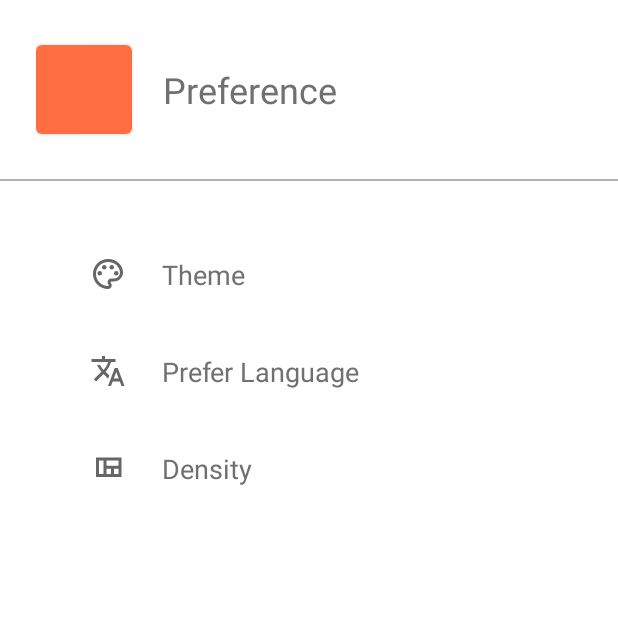
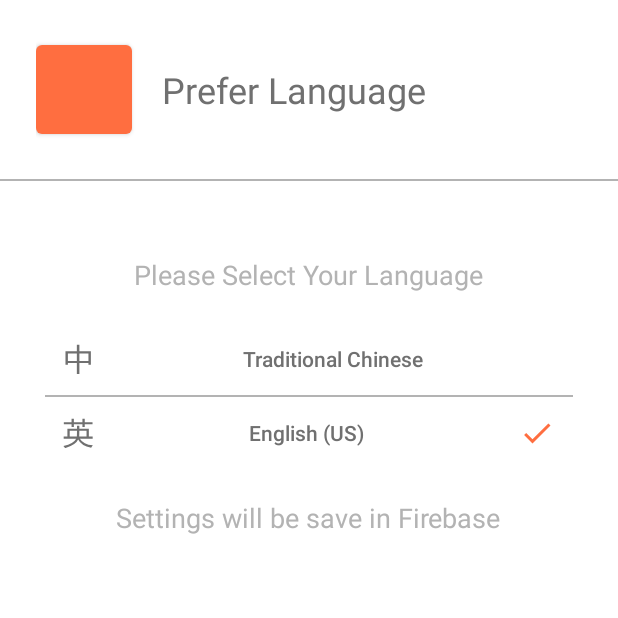
Before and after one commit to axuy312/wikiCFP_APP, an Android app: the Activity_Setting_Preference screen opened directly, with no data from a screen before it, after a tap on "Prefer Language", on a phone screen of 412 x 824 dp, the top half of it. Run offline under Robolectric (Android 15) with nearby library versions, the phone set to English and light mode, and no system bars; our stand-ins replace Firebase (no records; nobody signed in at launch, a user with empty details on screens opened directly); libraries missing offline, so code that uses them is left out: at.markushi.ui; plain views replace CircleButton; 4 statements that could not run were skipped.

Commit message:
ADSF 12/15 18:20 Commit

```diff
--- a/app/src/main/AndroidManifest.xml
+++ b/app/src/main/AndroidManifest.xml
@@ -15,7 +15,8 @@
         android:supportsRtl="true"
         android:theme="@style/Theme.Conference_Infinity"
         android:usesCleartextTraffic="true">
-        <activity android:name=".Activity_Setting_Theme"></activity>
+        <activity android:name=".Activity_Setting_Language"></activity>
+        <activity android:name=".Activity_Setting_Theme" />
 
         <meta-data
             android:name="com.google.android.geo.API_KEY"
--- /dev/null
+++ b/app/src/main/java/com/example/conference_infinity/Activity_Setting_Language.java
@@ -0,0 +1,131 @@
+package com.example.conference_infinity;
+
+import androidx.annotation.NonNull;
+import androidx.appcompat.app.AppCompatActivity;
+import androidx.appcompat.widget.AppCompatButton;
+
+import android.content.Context;
+import android.content.SharedPreferences;
+import android.os.Bundle;
+import android.util.Log;
+import android.view.View;
+import android.widget.Button;
+
+import com.google.android.gms.tasks.OnFailureListener;
+import com.google.android.gms.tasks.OnSuccessListener;
+import com.google.firebase.firestore.FirebaseFirestore;
+
+import at.markushi.ui.CircleButton;
+
+public class Activity_Setting_Language extends AppCompatActivity {
+    private AppCompatButton Language_ZH, Language_EN;
+    private CircleButton back_btn;
+    GlobalVariable user;
+    boolean change = false;
+
+    @Override
+    protected void onCreate(Bundle savedInstanceState) {
+        super.onCreate(savedInstanceState);
+        setContentView(R.layout.activity_setting_language);
+
+        Language_EN = findViewById(R.id.setting_language_en_us);
+        Language_ZH = findViewById(R.id.setting_language_zh_tw);
+        back_btn = findViewById(R.id.setting_language_back_btn);
+
+        user = (GlobalVariable) getApplicationContext();
+
+        setLanguage();
+
+        back_btn.setOnClickListener(new View.OnClickListener() {
+            @Override
+            public void onClick(View v) {
+                finish();
+            }
+        });
+
+        Language_EN.setOnClickListener(new View.OnClickListener() {
+            @Override
+            public void onClick(View v) {
+                user.preferLangCode = user.Language[1];
+                setLanguage();
+                change = true;
+                //((RegisterActivity) getActivity()).setViewPager(new States().getFragmentNum(States.STATE_THEME));
+            }
+        });
+
+        Language_ZH.setOnClickListener(new View.OnClickListener() {
+            @Override
+            public void onClick(View v) {
+                user.preferLangCode = user.Language[0];
+                setLanguage();
+                change = true;
+                //((RegisterActivity) getActivity()).setViewPager(new States().getFragmentNum(States.STATE_THEME));
+            }
+        });
+
+    }
+
+    private void setLanguage()
+    {
+        if(user.preferLangCode.equals(user.Language[1]))
+        {
+            Language_EN.setCompoundDrawablesWithIntrinsicBounds(getResources().getDrawable(R.drawable.ic_en_us), null, getResources().getDrawable(R.drawable.ic_done), null);
+            Language_ZH.setCompoundDrawablesWithIntrinsicBounds(getResources().getDrawable(R.drawable.ic_zh_tw), null, null, null);
+        }
+        else if(user.preferLangCode.equals(user.Language[0]))
+        {
+            Language_EN.setCompoundDrawablesWithIntrinsicBounds(getResources().getDrawable(R.drawable.ic_en_us), null, null, null);
+            Language_ZH.setCompoundDrawablesWithIntrinsicBounds(getResources().getDrawable(R.drawable.ic_zh_tw), null, getResources().getDrawable(R.drawable.ic_done), null);
+        }
+    }
+
+    void UploadPrefer(boolean theme, boolean lang) {
+
+        FirebaseFirestore db = FirebaseFirestore.getInstance();
+        // Create a new user with a first and last name
+        if (theme) {
+            db.collection("Preference")
+                    .document(user.userEmail)
+                    .update("Theme", user.preferThemeCode)
+                    .addOnSuccessListener(new OnSuccessListener<Void>() {
+                        @Override
+                        public void onSuccess(Void aVoid) {
+
+                        }
+                    })
+                    .addOnFailureListener(new OnFailureListener() {
+                        @Override
+                        public void onFailure(@NonNull Exception e) {
+                            Log.w("TAG", "Error writing document", e);
+                        }
+                    });
+        }
+        if (lang) {
+            db.collection("Preference")
+                    .document(user.userEmail)
+                    .update("Language", user.preferThemeCode)
+                    .addOnSuccessListener(new OnSuccessListener<Void>() {
+                        @Override
+                        public void onSuccess(Void aVoid) {
+
+                        }
+                    })
+                    .addOnFailureListener(new OnFailureListener() {
+                        @Override
+                        public void onFailure(@NonNull Exception e) {
+                            Log.w("TAG", "Error writing document", e);
+                        }
+                    });
+        }
+    }
+
+    @Override
+    protected void onPause() {
+        super.onPause();
+
+        // if theme has change
+        if (change) {
+            UploadPrefer(false, true);
+        }
+    }
+}
--- a/app/src/main/java/com/example/conference_infinity/Activity_Setting_Preference.java
+++ b/app/src/main/java/com/example/conference_infinity/Activity_Setting_Preference.java
@@ -39,8 +39,16 @@ public class Activity_Setting_Preference extends AppCompatActivity {
         preferLanguageBtn.setOnClickListener(new View.OnClickListener() {
             @Override
             public void onClick(View v) {
-
+                Intent intent = new Intent(Activity_Setting_Preference.this, Activity_Setting_Language.class);
+                startActivity(intent);
             }
         });
     }
+
+    @Override
+    public void onBackPressed() {
+        super.onBackPressed();
+
+        finish();
+    }
 }
--- a/app/src/main/res/layout/activity_setting_about.xml
+++ b/app/src/main/res/layout/activity_setting_about.xml
@@ -27,6 +27,7 @@
         android:layout_width="match_parent"
         android:layout_height="wrap_content"
         android:id="@+id/version_name"
+        android:gravity="center"
         android:textAppearance="@style/TextAppearance.AppCompat.Medium"/>
 
 
--- a/app/src/main/res/layout/fragment_register_nickname.xml
+++ b/app/src/main/res/layout/activity_setting_language.xml
@@ -5,103 +5,109 @@
     android:layout_width="match_parent"
     android:layout_height="match_parent"
     android:orientation="vertical"
-    android:weightSum="5">
+    android:weightSum="10"
+    tools:context=".Activity_Setting_Language">
 
     <LinearLayout
         android:layout_width="match_parent"
         android:layout_height="0sp"
-        android:layout_margin="20sp"
-        android:layout_weight="2"
-        android:orientation="vertical"
-        tools:ignore="Suspicious0dp">
+        android:layout_marginHorizontal="24sp"
+        android:layout_marginVertical="24sp"
+        android:layout_weight="1"
+        android:orientation="horizontal"
+        android:weightSum="4">
 
         <at.markushi.ui.CircleButton
-            android:id="@+id/nickname_back_btn"
-            android:layout_width="72sp"
-            android:layout_height="72sp"
+            android:id="@+id/setting_language_back_btn"
+            android:layout_width="64sp"
+            android:layout_height="match_parent"
             android:src="@drawable/ic_back"
             app:cb_color="@color/light_selected_gray"
+
             app:cb_pressedRingWidth="0sp" />
 
         <TextView
-            android:layout_width="match_parent"
-            android:layout_height="wrap_content"
-            android:layout_marginTop="40sp"
+            style="@style/PageTitle"
+            android:layout_width="wrap_content"
+            android:layout_height="match_parent"
+            android:gravity="center"
             android:paddingStart="20sp"
-            android:paddingEnd="0sp"
-            android:layout_marginHorizontal="20sp"
-            android:text="@string/welcome_conference_infinity"
-            android:textAppearance="@style/TextAppearance.AppCompat.Caption"
-            android:textColor="@color/light_gray" />
-
-        <TextView
-            android:layout_width="match_parent"
-            android:layout_height="wrap_content"
-            android:layout_margin="20sp"
-            android:elevation="50sp"
-            android:fontFamily="monospace"
-            android:paddingStart="20sp"
-            android:paddingEnd="0sp"
-            android:shadowColor="@color/dark_gray"
-            android:shadowDx="5"
-            android:shadowDy="7"
-            android:shadowRadius="10"
-            android:text="@string/let_s_start"
-            android:textAppearance="@style/TextAppearance.AppCompat.Large"
-            android:textColor="@color/dark_gray"
-            android:textStyle="bold" />
+            android:paddingEnd="20sp"
+            android:text="@string/prefer_language"
+            android:textAppearance="@style/TextAppearance.AppCompat.Headline" />
 
     </LinearLayout>
+
+    <View
+        android:layout_width="match_parent"
+        android:layout_height="1dp"
+        android:background="@color/light_gray" />
 
     <LinearLayout
         android:layout_width="match_parent"
         android:layout_height="0sp"
-        android:layout_marginStart="40sp"
-        android:layout_marginEnd="40sp"
-        android:layout_weight="2"
+        android:layout_margin="30sp"
+        android:layout_weight="9"
         android:orientation="vertical">
 
         <TextView
+            android:layout_width="wrap_content"
+            android:layout_height="wrap_content"
+            android:layout_gravity="center"
+            android:layout_marginVertical="20sp"
+            android:paddingStart="20sp"
+            android:paddingEnd="20sp"
+            android:text="Please Select Your Language"
+            android:textAppearance="@style/TextAppearance.AppCompat.Medium"
+            android:textColor="@color/light_gray" />
+
+        <androidx.appcompat.widget.AppCompatButton
+            android:id="@+id/setting_language_zh_tw"
             android:layout_width="match_parent"
             android:layout_height="wrap_content"
-            android:layout_marginStart="20sp"
-            android:layout_marginEnd="20sp"
-            android:layout_marginBottom="10sp"
-            android:text="@string/enter_your_name_this_will_be_display_on_our_forum"
-            android:textAppearance="@style/TextAppearance.AppCompat.Title"
-            android:textColor="@color/light_gray" />
+            android:background="@android:color/transparent"
+            android:drawableStart="@drawable/ic_zh_tw"
+            android:drawablePadding="12sp"
+            android:paddingStart="12sp"
+            android:paddingTop="5sp"
+            android:paddingEnd="12sp"
+            android:paddingBottom="5sp"
+            android:text="@string/traditional_chinese"
+            android:textAllCaps="false"
+            android:textColor="@color/dark_gray"
+            android:textSize="14sp" />
 
+        <View
+            android:layout_width="match_parent"
+            android:layout_height="1dp"
+            android:background="@color/light_gray" />
 
-        <EditText
-            android:autofillHints="@string/nickname"
-            android:id="@+id/input_nickname"
+        <androidx.appcompat.widget.AppCompatButton
+            android:id="@+id/setting_language_en_us"
             android:layout_width="match_parent"
             android:layout_height="wrap_content"
-            android:background="@drawable/custom_edittext"
-            android:drawableStart="@drawable/ic_nickname"
+            android:background="@android:color/transparent"
+            android:drawableStart="@drawable/ic_en_us"
             android:drawablePadding="12sp"
-            android:hint="@string/nickname"
-            android:inputType="textPersonName"
-            android:paddingVertical="20sp"
-            android:paddingHorizontal="20sp"
-            android:textSize="20sp" />
+            android:paddingStart="12sp"
+            android:paddingTop="5sp"
+            android:paddingEnd="12sp"
+            android:paddingBottom="5sp"
+            android:text="@string/english_us"
+            android:textAllCaps="false"
+            android:textColor="@color/dark_gray"
+            android:textSize="14sp" />
 
-    </LinearLayout>
-
-    <LinearLayout
-        android:layout_width="match_parent"
-        android:layout_height="0sp"
-        android:layout_margin="40sp"
-        android:layout_weight="1">
-
-        <androidx.appcompat.widget.AppCompatButton
-            android:id="@+id/nickname_next_btn"
-            android:layout_width="match_parent"
+        <TextView
+            android:layout_width="wrap_content"
             android:layout_height="wrap_content"
-            android:layout_gravity="bottom"
-            android:background="@drawable/custom_register_btn"
-            android:padding="10sp"
-            android:text="@string/next" />
+            android:layout_gravity="center|bottom"
+            android:layout_marginVertical="20sp"
+            android:paddingStart="20sp"
+            android:paddingEnd="20sp"
+            android:text="Settings will be save in Firebase"
+            android:textAppearance="@style/TextAppearance.AppCompat.Medium"
+            android:textColor="@color/light_gray" />
 
     </LinearLayout>
 
```
